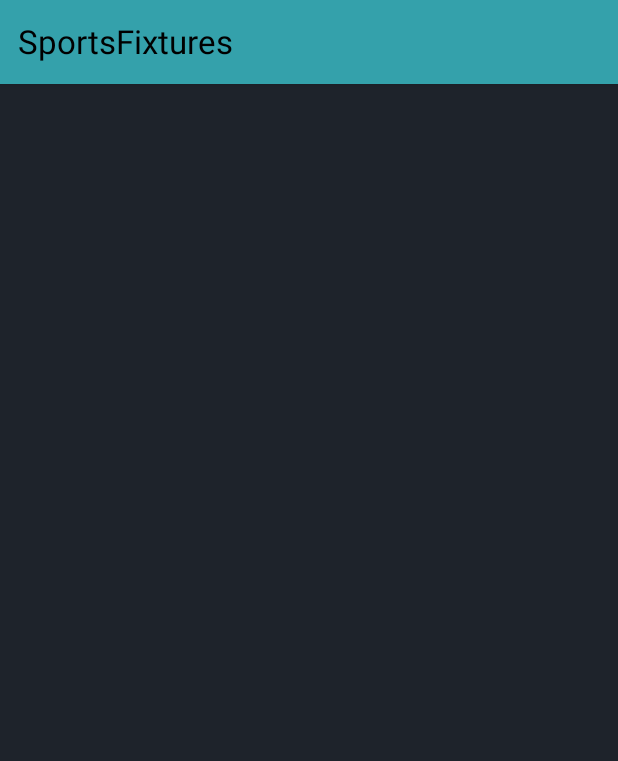
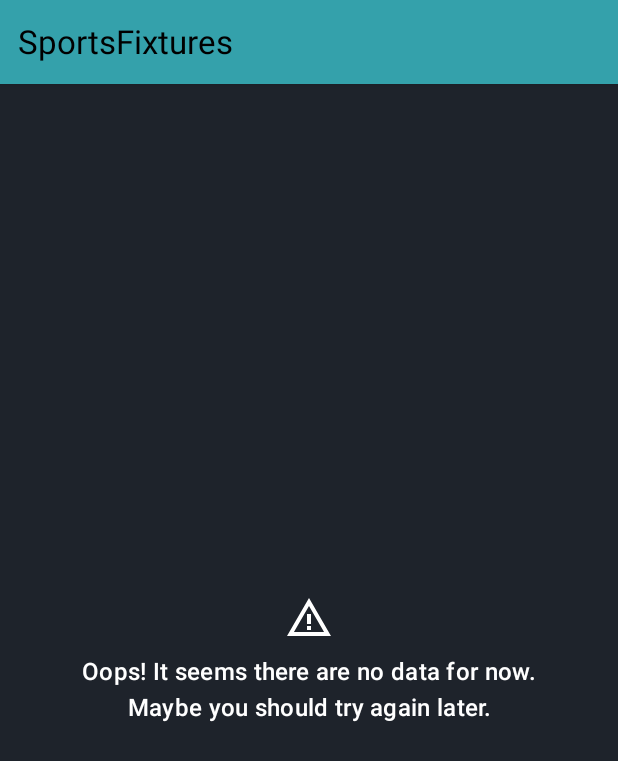
Before and after one commit to ktsiounis/SportsFixtures, an Android app built with Jetpack Compose: the screen it shows after launch (MainActivity), on a phone screen of 412 x 824 dp. Shown: the top 761 px of the screen. Run offline under Robolectric (Android 15) with nearby library versions, the phone set to English and light mode, and no system bars; our stand-ins replace Timber.

Commit message:
feature: Add error handling and empty state

```diff
--- a/app/src/main/kotlin/com/example/sportsFixtures/features/sportsBook/SportsBookScreen.kt
+++ b/app/src/main/kotlin/com/example/sportsFixtures/features/sportsBook/SportsBookScreen.kt
@@ -1,5 +1,7 @@
 package com.example.sportsFixtures.features.sportsBook
 
+import android.widget.Toast
+import android.widget.Toast.LENGTH_SHORT
 import androidx.compose.animation.AnimatedVisibility
 import androidx.compose.animation.expandVertically
 import androidx.compose.animation.shrinkVertically
@@ -37,6 +39,7 @@ import androidx.compose.ui.platform.LocalContext
 import androidx.compose.ui.res.painterResource
 import androidx.compose.ui.res.stringResource
 import androidx.compose.ui.text.font.FontWeight
+import androidx.compose.ui.text.style.TextAlign
 import androidx.compose.ui.text.style.TextOverflow
 import androidx.compose.ui.tooling.preview.Preview
 import com.example.designsystem.BlueSportSectionSep
@@ -74,6 +77,11 @@ fun SportBookScreen(
         uiState = state,
         onEvent = { viewModel.onEvent(it) }
     )
+
+    if (!state.errorMsg.isNullOrBlank()) {
+        Toast.makeText(LocalContext.current, state.errorMsg, LENGTH_SHORT).show()
+        viewModel.onEvent(Event.OnErrorMessageShown)
+    }
 }
 
 @Composable
@@ -83,19 +91,36 @@ private fun SportsBookContent(
     onEvent: (Event) -> Unit
 ) {
 
+    if (uiState.sportsWithEvents.isNotEmpty()) {
+        SportList(
+            modifier = modifier,
+            sportsWithEvents = uiState.sportsWithEvents,
+            onEvent = onEvent
+        )
+    } else {
+        EmptyState(modifier)
+    }
+
+}
+
+@Composable
+private fun SportList(
+    modifier: Modifier,
+    sportsWithEvents: List<Sport>,
+    onEvent: (Event) -> Unit
+) {
     LazyColumn(
         modifier = modifier
             .fillMaxSize()
             .background(color = DarkBlueBackground)
     ) {
-        items(uiState.sportsWithEvents) {
+        items(sportsWithEvents) {
             SportSectionView(
                 sport = it,
                 onEvent = onEvent
             )
         }
     }
-
 }
 
 @Composable
@@ -250,6 +275,35 @@ private fun CountdownTimer(endDate: Long) {
 
 }
 
+@Composable
+private fun EmptyState(
+    modifier: Modifier
+) {
+    Column(
+        modifier = modifier
+            .fillMaxSize()
+            .background(color = DarkBlueBackground),
+        horizontalAlignment = Alignment.CenterHorizontally,
+        verticalArrangement = Arrangement.Center
+    ) {
+        Icon(
+            modifier = Modifier.size(sizing.xLarge),
+            painter = painterResource(id = R.drawable.warning_amber_24),
+            contentDescription = stringResource(R.string.warning_icon_for_empty_state_content_description),
+            tint = Color.White
+        )
+        Text(
+            modifier = Modifier
+                .padding(horizontal = spacing.spacing05)
+                .padding(top = spacing.spacing01),
+            text = stringResource(R.string.empty_state_message),
+            style = Typography.titleMedium,
+            color = Color.White,
+            textAlign = TextAlign.Center
+        )
+    }
+}
+
 @Preview
 @Composable
 private fun PreviewSportSectionView() {
@@ -271,3 +325,40 @@ private fun PreviewSportSectionView() {
         onEvent = {}
     )
 }
+
+@Preview
+@Composable
+private fun PreviewSportsBookContent() {
+    SportsBookContent(
+        modifier = Modifier,
+        uiState = State(
+            sportsWithEvents = MutableList(7) {
+                Sport(
+                    name = "FOOTBALL",
+                    id = "FOOT",
+                    icon = com.example.common.R.drawable.soccer_24,
+                    events = MutableList(6) {
+                        SportEvent(
+                            id = "",
+                            sportId = "",
+                            name = "Panathinaikos - Olympiakos",
+                            startTime = 1681795200,
+                            isFavorite = Random.nextBoolean()
+                        )
+                    }
+                )
+            }
+        ),
+        onEvent = {}
+    )
+}
+
+@Preview
+@Composable
+private fun PreviewSportsBookContentEmpty() {
+    SportsBookContent(
+        modifier = Modifier,
+        uiState = State(),
+        onEvent = {}
+    )
+}
--- a/app/src/main/kotlin/com/example/sportsFixtures/features/sportsBook/SportsBookScreenContract.kt
+++ b/app/src/main/kotlin/com/example/sportsFixtures/features/sportsBook/SportsBookScreenContract.kt
@@ -12,6 +12,7 @@ interface SportsBookScreenContract {
 
         object OnScreenInitialized : Event
         data class OnFavoriteButtonClicked(val event: SportEvent, val isFavorite: Boolean) : Event
+        object OnErrorMessageShown : Event
 
     }
 
--- a/app/src/main/kotlin/com/example/sportsFixtures/features/sportsBook/SportsBookViewModel.kt
+++ b/app/src/main/kotlin/com/example/sportsFixtures/features/sportsBook/SportsBookViewModel.kt
@@ -30,9 +30,9 @@ class SportsBookViewModel(
                 }
             }
 
-            is Event.OnFavoriteButtonClicked -> {
-                sportsUseCase.setEventAsFavorite(event.event, event.isFavorite)
-            }
+            is Event.OnFavoriteButtonClicked -> sportsUseCase.setEventAsFavorite(event.event, event.isFavorite)
+
+            Event.OnErrorMessageShown -> setState { copy(errorMsg = null) }
         }
     }
 
--- /dev/null
+++ b/app/src/main/res/drawable/warning_amber_24.xml
@@ -0,0 +1,7 @@
+<vector android:height="24dp" android:tint="#FFFFFF"
+    android:viewportHeight="24" android:viewportWidth="24"
+    android:width="24dp" xmlns:android="http://schemas.android.com/apk/res/android">
+    <path android:fillColor="@android:color/white" android:pathData="M12,5.99L19.53,19H4.47L12,5.99M12,2L1,21h22L12,2L12,2z"/>
+    <path android:fillColor="@android:color/white" android:pathData="M13,16l-2,0l0,2l2,0z"/>
+    <path android:fillColor="@android:color/white" android:pathData="M13,10l-2,0l0,5l2,0z"/>
+</vector>
--- a/app/src/main/res/values/strings.xml
+++ b/app/src/main/res/values/strings.xml
@@ -4,4 +4,6 @@
     <string name="sport_section_icon_content_description">Sport Section Icon</string>
     <string name="arrow_icon_for_section_expansion_content_description">Arrow Icon For Section Expansion</string>
     <string name="favorite_icon_content_description">Favorite Icon</string>
+    <string name="empty_state_message">Oops! It seems there are no data for now. Maybe you should try again later.</string>
+    <string name="warning_icon_for_empty_state_content_description">Warning Icon for Empty State</string>
 </resources>
```
